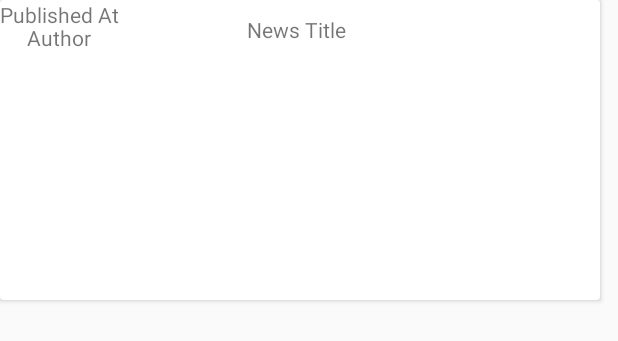
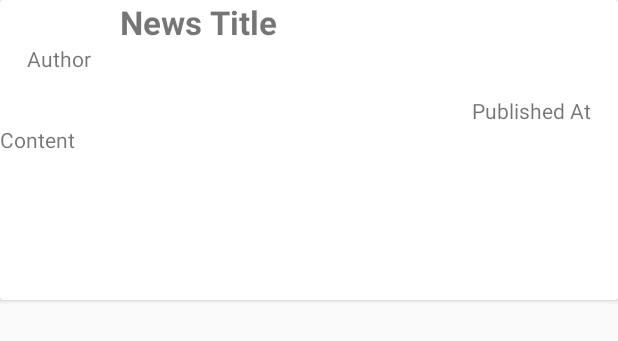
Before and after one commit to FrankKamala/COVID-19, an Android app: the layout news_card.xml on its own in the app's theme, with its tools: preview values and no code run, on a phone screen of 412 x 824 dp. Shown: the top 341 px of the screen. Run offline under Robolectric (Android 15) with nearby library versions, the phone set to English and light mode, and no system bars; network calls fail.

Commit message:
card edit

```diff
--- a/app/src/main/res/layout/news_card.xml
+++ b/app/src/main/res/layout/news_card.xml
@@ -2,28 +2,57 @@
 <LinearLayout xmlns:android="http://schemas.android.com/apk/res/android"
     android:orientation="vertical" android:layout_width="match_parent"
     android:layout_height="match_parent">
+
     <androidx.cardview.widget.CardView
-        android:layout_width="400dp"
+        android:layout_width="match_parent"
         android:layout_height="200dp"
         android:elevation="10dp"
         >
+
+        <RelativeLayout
+            android:layout_width="match_parent"
+            android:layout_height="match_parent">
+
             <TextView
-            android:layout_width="70dp"
-            android:layout_height="wrap_content"
-            android:text="News Title"
-            android:layout_marginTop="10dp"
-            android:layout_gravity="center_horizontal"/>
-        <TextView
+                android:id="@+id/news_title"
                 android:layout_width="wrap_content"
                 android:layout_height="wrap_content"
-            android:text="Author"
-            android:layout_marginTop="15dp"
-            android:layout_marginStart="18dp"/>
+                android:layout_marginStart="80dp"
+                android:text="News Title"
+                android:textSize="22sp"
+                android:textStyle="bold" />
+
             <TextView
+                android:id="@+id/news_author"
                 android:layout_width="wrap_content"
                 android:layout_height="wrap_content"
-            android:text="Published At"
-           />
+                android:layout_below="@+id/news_title"
+                android:layout_marginStart="18dp"
+                android:layout_marginTop="0dp"
+                android:text="Author" />
+
+            <TextView
+                android:id="@+id/published_at"
+                android:layout_width="wrap_content"
+                android:layout_height="wrap_content"
+                android:layout_marginEnd="18dp"
+                android:layout_alignParentRight="true"
+                android:layout_below="@id/news_author"
+                android:layout_marginTop="15dp"
+                android:text="Published At" />
+
+            <TextView
+                android:layout_width="match_parent"
+                android:layout_height="match_parent"
+                android:id="@+id/news_detail"
+                android:text="Content"
+                android:layout_below="@id/published_at"/>
+
+
+        </RelativeLayout>
+
+
+
     </androidx.cardview.widget.CardView>
 
 </LinearLayout>
```
Lines whose indentation alone changed are shown as unchanged.
